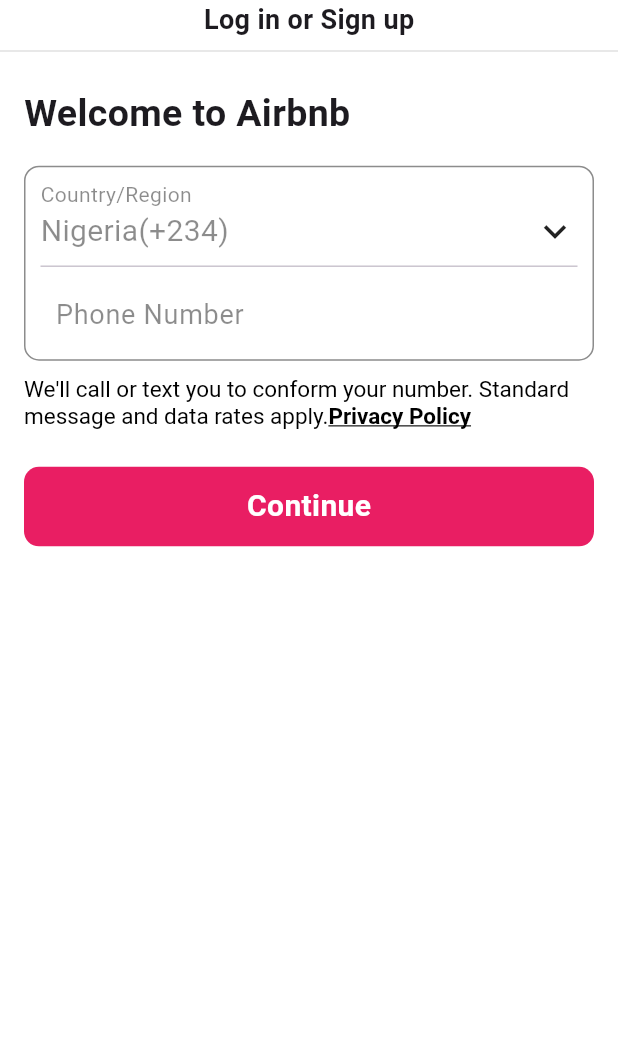
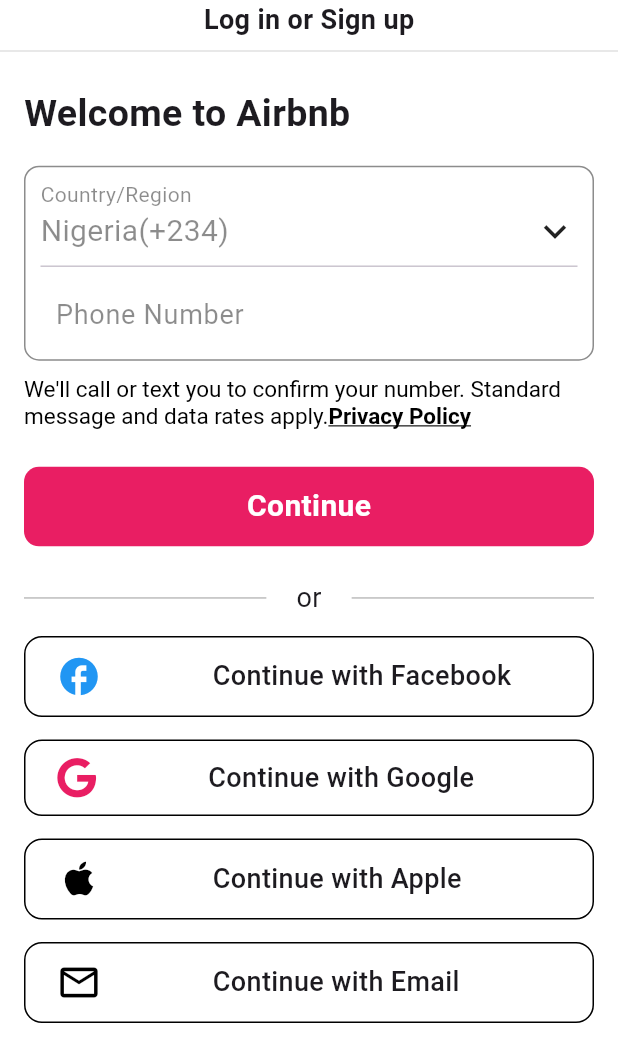
Before and after one commit to Tolutoon/bnb, a Flutter app: the screen it shows after launch, on a phone screen of 412 x 824 dp. Shown: the top 1062 px of the screen. Run offline on Flutter 3.47's test engine with Material 3 defaults, Android fonts, the phone set to English and light mode, and no system bars; our stand-ins replace cloud_firestore, firebase_auth, firebase_core, font_awesome_flutter, google_sign_in; accounts and stored records are empty.

Commit message:
google sigin config

```diff
--- a/lib/view/login_screen.dart
+++ b/lib/view/login_screen.dart
@@ -1,4 +1,7 @@
+import 'package:airbnb_clone/authentication/google_authentication.dart';
+import 'package:airbnb_clone/view/main_screen.dart';
 import 'package:flutter/material.dart';
+import 'package:font_awesome_flutter/font_awesome_flutter.dart';
 
 class LoginScreen extends StatefulWidget {
   const LoginScreen({super.key});
@@ -47,7 +50,7 @@ class _LoginScreenState extends State<LoginScreen> {
                       RichText(
                           text: const TextSpan(
                               text:
-                                  "We'll call or text you to conform your number. Standard message and data rates apply.",
+                                  "We'll call or text you to confirm your number. Standard message and data rates apply.",
                               style:
                                   TextStyle(fontSize: 15, color: Colors.black),
                               children: [
@@ -74,7 +77,53 @@ class _LoginScreenState extends State<LoginScreen> {
                                   fontWeight: FontWeight.bold,
                                   color: Colors.white),
                             ),
+                          )),
+                      SizedBox(
+                        height: size.height * 0.026,
+                      ),
+                      Row(
+                        children: [
+                          Expanded(
+                              child: Container(
+                            height: 1,
+                            color: Colors.black26,
+                          )),
+                          const Padding(
+                            padding: EdgeInsets.symmetric(horizontal: 20),
+                            child: Text(
+                              "or",
+                              style: TextStyle(fontSize: 18),
+                            ),
+                          ),
+                          Expanded(
+                              child: Container(
+                            height: 1,
+                            color: Colors.black26,
                           ))
+                        ],
+                      ),
+                      SizedBox(
+                        height: size.height * 0.015,
+                      ),
+                      socialIcons(size, Icons.facebook,
+                          "Continue with Facebook", Colors.blue, 30),
+                      // google authentication
+
+                      InkWell(
+                        onTap: () async {
+                          await FirebaseAuthService().signInWithGoogle();
+                          Navigator.pushReplacement(
+                              context,
+                              MaterialPageRoute(
+                                  builder: (context) => MainScreen()));
+                        },
+                        child: socialIcons(size, FontAwesomeIcons.google,
+                            "Continue with Google", Colors.pink, 27),
+                      ),
+                      socialIcons(size, Icons.apple, "Continue with Apple",
+                          Colors.black, 30),
+                      socialIcons(size, Icons.email_outlined,
+                          "Continue with Email", Colors.black, 30),
                     ],
                   ),
                 )
@@ -83,6 +132,37 @@ class _LoginScreenState extends State<LoginScreen> {
       ),
     );
   }
+}
+
+Padding socialIcons(Size size, icon, name, color, double iconSize) {
+  return Padding(
+      padding: const EdgeInsets.only(bottom: 15),
+      child: Container(
+        width: size.width,
+        padding: const EdgeInsets.symmetric(vertical: 11),
+        decoration: BoxDecoration(
+            borderRadius: BorderRadius.circular(12), border: Border.all()),
+        child: Row(
+          children: [
+            SizedBox(width: size.width * 0.05),
+            Icon(
+              icon,
+              color: color,
+              size: iconSize,
+            ),
+            SizedBox(
+              width: size.width * 0.18,
+            ),
+            Text(
+              name,
+              style: const TextStyle(fontSize: 18, fontWeight: FontWeight.w500),
+            ),
+            const SizedBox(
+              width: 10,
+            )
+          ],
+        ),
+      ));
 }
 
 Container phoneNumberField(Size size) {
--- a/pubspec.yaml
+++ b/pubspec.yaml
@@ -37,6 +37,9 @@ dependencies:
   cupertino_icons: ^1.0.8
   firebase_core: ^3.8.0
   cloud_firestore: ^5.5.0
+  font_awesome_flutter: ^10.8.0
+  firebase_auth: any
+  google_sign_in: ^6.2.2
 
 dev_dependencies:
   flutter_test:
```
Also changed, not shown: lib/authentication/google_authentication.dart (added, +25 -0 lines), lib/view/explore_screen.dart (added, +15 -0 lines), lib/view/main_screen.dart (added, +93 -0 lines), lib/view/message.dart (added, +15 -0 lines), lib/view/profile_page.dart (added, +15 -0 lines), lib/view/wishlists.dart (added, +15 -0 lines), lib/components/search_bar_and_filter.dart (added), pubspec.lock, 6 other files.
